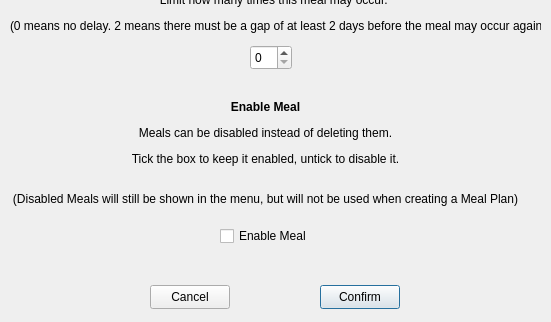
Qt form qtfolder/MealPlanner/createmeal_basicparams.ui (NoorA0/MealPlanner) before a commit; both pictures show x 0 to 551 and y 395 to 717 of the 551 by 717 pixel window.
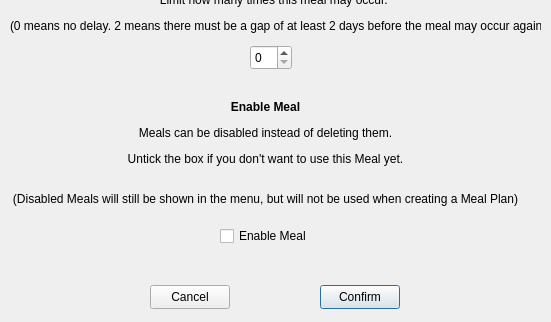
The same form after that commit.

```diff
--- a/qtfolder/MealPlanner/createmeal_basicparams.ui
+++ b/qtfolder/MealPlanner/createmeal_basicparams.ui
@@ -147,7 +147,7 @@
     </rect>
    </property>
    <property name="text">
-    <string>&lt;html&gt;&lt;head/&gt;&lt;body&gt;&lt;p align=&quot;center&quot;&gt;&lt;span style=&quot; font-weight:700;&quot;&gt;Enable Meal&lt;/span&gt;&lt;/p&gt;&lt;p align=&quot;center&quot;&gt;Meals can be disabled instead of deleting them.&lt;/p&gt;&lt;p align=&quot;center&quot;&gt;Tick the box to keep it enabled, untick to disable it.&lt;br/&gt;&lt;/p&gt;&lt;p align=&quot;center&quot;&gt;(Disabled Meals will still be shown in the menu, but will not be used when creating a Meal Plan)&lt;br/&gt;&lt;/p&gt;&lt;/body&gt;&lt;/html&gt;</string>
+    <string>&lt;html&gt;&lt;head/&gt;&lt;body&gt;&lt;p align=&quot;center&quot;&gt;&lt;span style=&quot; font-weight:700;&quot;&gt;Enable Meal&lt;/span&gt;&lt;/p&gt;&lt;p align=&quot;center&quot;&gt;Meals can be disabled instead of deleting them.&lt;/p&gt;&lt;p align=&quot;center&quot;&gt;Untick the box if you don't want to use this Meal yet.&lt;br/&gt;&lt;/p&gt;&lt;p align=&quot;center&quot;&gt;(Disabled Meals will still be shown in the menu, but will not be used when creating a Meal Plan)&lt;br/&gt;&lt;/p&gt;&lt;/body&gt;&lt;/html&gt;</string>
    </property>
   </widget>
   <widget class="QCheckBox" name="checkBox_isEnabled">
```
